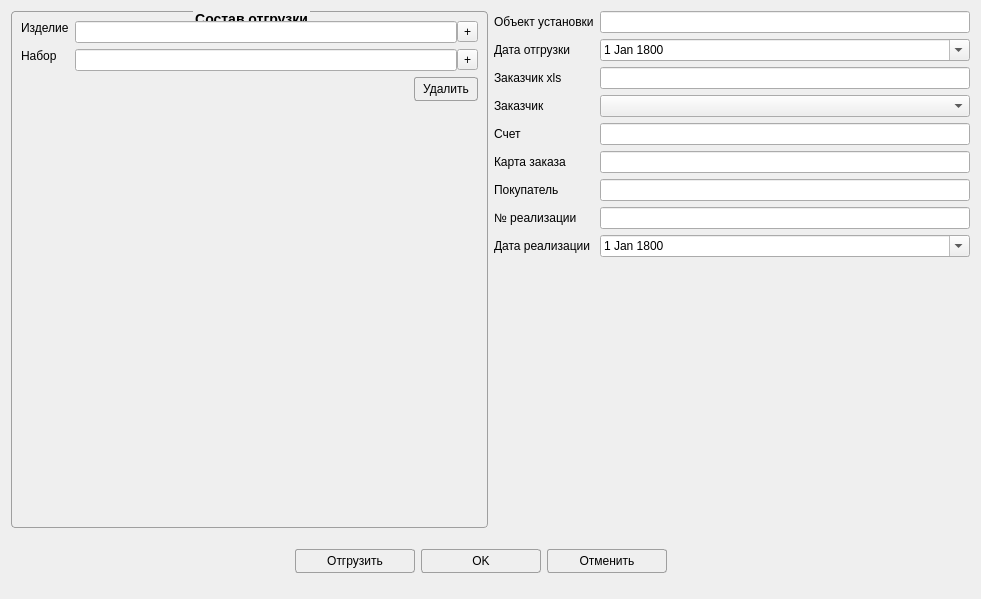
Qt form Remont/shipwindow.ui (AlexeyScherbakov2021/Remont2) before a commit.
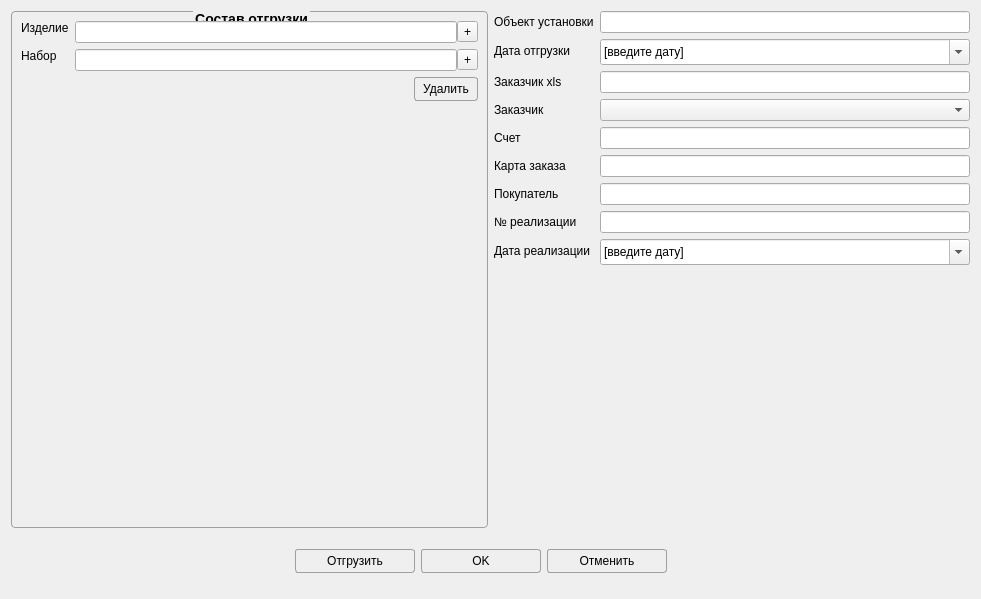
The same form after that commit. Icons and pictures are not drawn. Custom widgets are drawn as their Qt base class.

```diff
--- a/Remont/shipwindow.ui
+++ b/Remont/shipwindow.ui
@@ -257,39 +257,48 @@
            <verstretch>0</verstretch>
           </sizepolicy>
          </property>
+         <property name="minimumSize">
+          <size>
+           <width>0</width>
+           <height>26</height>
+          </size>
+         </property>
          <property name="specialValueText">
-          <string notr="true"/>
+          <string notr="true">[введите дату]</string>
+         </property>
+         <property name="keyboardTracking">
+          <bool>false</bool>
          </property>
          <property name="showGroupSeparator" stdset="0">
           <bool>false</bool>
          </property>
          <property name="dateTime">
           <datetime>
-           <hour>9</hour>
+           <hour>12</hour>
            <minute>0</minute>
            <second>0</second>
-           <year>1800</year>
+           <year>1900</year>
            <month>1</month>
            <day>1</day>
           </datetime>
          </property>
          <property name="time">
           <time>
-           <hour>9</hour>
+           <hour>12</hour>
            <minute>0</minute>
            <second>0</second>
           </time>
          </property>
          <property name="minimumDate">
           <date>
-           <year>1800</year>
+           <year>1900</year>
            <month>1</month>
            <day>1</day>
           </date>
          </property>
          <property name="minimumTime">
           <time>
-           <hour>9</hour>
+           <hour>12</hour>
            <minute>0</minute>
            <second>0</second>
           </time>
@@ -302,7 +311,7 @@
          </property>
          <property name="date">
           <date>
-           <year>1800</year>
+           <year>1900</year>
            <month>1</month>
            <day>1</day>
           </date>
@@ -438,46 +447,55 @@
            <verstretch>0</verstretch>
           </sizepolicy>
          </property>
+         <property name="minimumSize">
+          <size>
+           <width>0</width>
+           <height>26</height>
+          </size>
+         </property>
          <property name="specialValueText">
-          <string/>
+          <string>[введите дату]</string>
+         </property>
+         <property name="keyboardTracking">
+          <bool>false</bool>
          </property>
          <property name="showGroupSeparator" stdset="0">
           <bool>false</bool>
          </property>
          <property name="dateTime">
           <datetime>
-           <hour>9</hour>
+           <hour>12</hour>
            <minute>0</minute>
            <second>0</second>
-           <year>1800</year>
+           <year>1900</year>
            <month>1</month>
            <day>1</day>
           </datetime>
          </property>
          <property name="time">
           <time>
-           <hour>9</hour>
+           <hour>12</hour>
            <minute>0</minute>
            <second>0</second>
           </time>
          </property>
          <property name="minimumDate">
           <date>
-           <year>1800</year>
+           <year>1900</year>
            <month>1</month>
            <day>1</day>
           </date>
          </property>
          <property name="maximumTime">
           <time>
-           <hour>15</hour>
+           <hour>19</hour>
            <minute>59</minute>
            <second>59</second>
           </time>
          </property>
          <property name="minimumTime">
           <time>
-           <hour>9</hour>
+           <hour>12</hour>
            <minute>0</minute>
            <second>0</second>
           </time>
@@ -496,7 +514,7 @@
          </property>
          <property name="date">
           <date>
-           <year>1800</year>
+           <year>1900</year>
            <month>1</month>
            <day>1</day>
           </date>
@@ -648,6 +666,11 @@
    <header>treeitemsform.h</header>
    <container>1</container>
   </customwidget>
+  <customwidget>
+   <class>DateEdit</class>
+   <extends>QDateEdit</extends>
+   <header>infrastructure/dateedit.h</header>
+  </customwidget>
  </customwidgets>
  <tabstops>
   <tabstop>leObjectInstall</tabstop>
```
Left out of the diff: 4 changed lines with no effect on the pictures.
